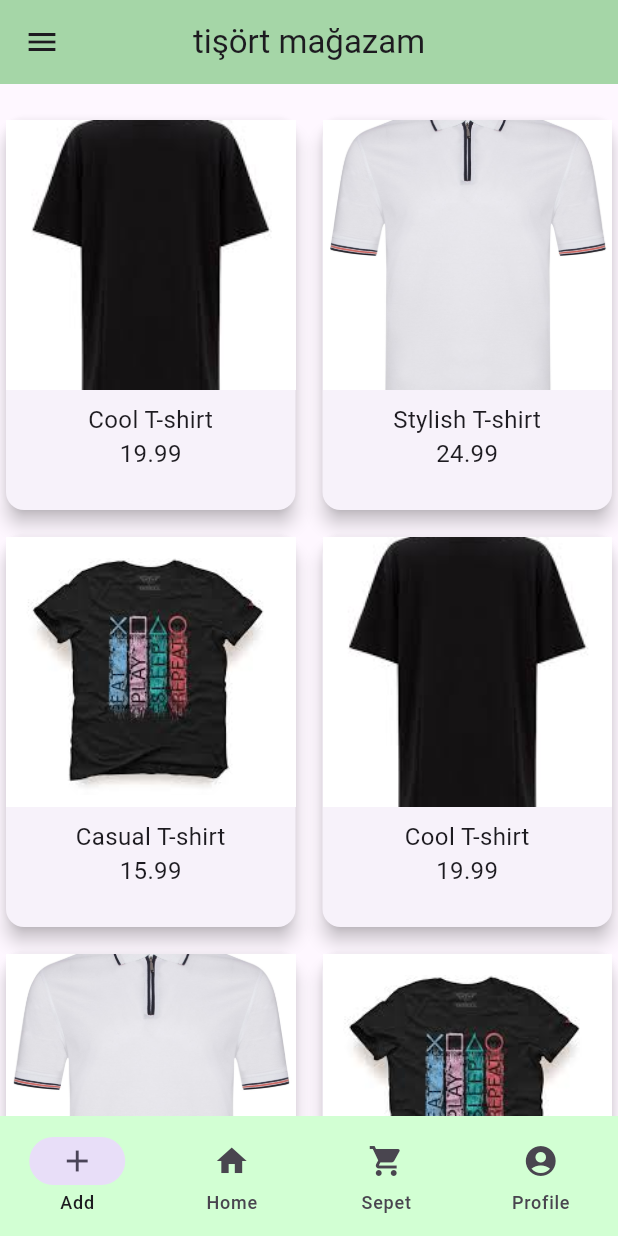
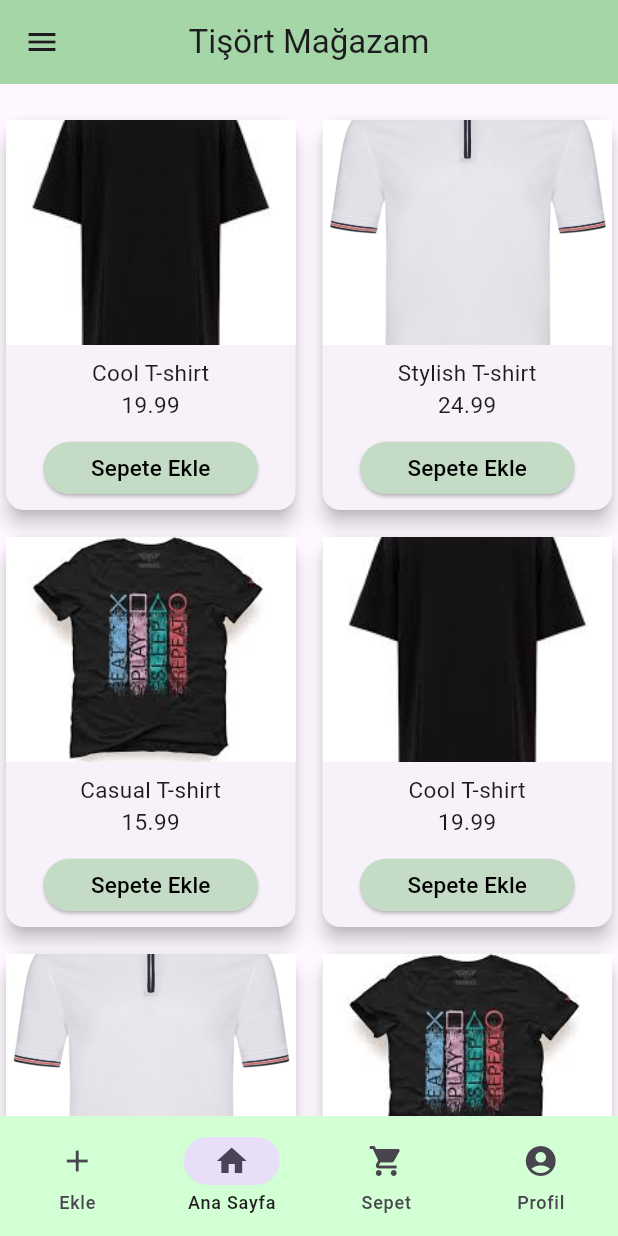
Before and after one commit to ahmetakdmrrr/Tshirt-App, a Flutter app: the AppScreen screen opened directly, on a phone screen of 412 x 824 dp. Run offline on Flutter 3.47's test engine with Material 3 defaults, Android fonts, the light colour scheme and no system bars.

Commit message:
add Card_screen

```diff
--- a/lib/main.dart
+++ b/lib/main.dart
@@ -12,9 +12,9 @@ class MyApp extends StatelessWidget {
   Widget build(BuildContext context) {
     return MaterialApp(
       routes: {
-        "/":(BuildContext context) =>const AppScreen(),
-        "/login":(BuildContext context) =>const LoginPage(),
-        "/sepet":(BuildContext context) =>const CartScreen(),
+        "/": (BuildContext context) => const AppScreen(),
+        "/login": (BuildContext context) => const LoginPage(),
+        "/sepet": (BuildContext context) => const CartScreen(),
       },
       initialRoute: "/login",
     );
--- a/lib/repository/cart_service.dart
+++ b/lib/repository/cart_service.dart
@@ -14,6 +14,7 @@ class CartService {
     cartItems.remove(item);
   }
 
+
   static List<Cart> getCart() {
     return cartItems;
   }
--- a/lib/screens/app_Screen.dart
+++ b/lib/screens/app_Screen.dart
@@ -1,4 +1,5 @@
 import 'package:flutter/material.dart';
+import 'package:t_shirt_app/screens/cart_screen.dart';
 import 'package:t_shirt_app/widgets/menu/menu.dart';
 import 'package:t_shirt_app/widgets/t_shirt_card.dart';
 import 'package:t_shirt_app/widgets/navigation_menu.dart/navigation_menu.dart';
@@ -7,17 +8,38 @@ class AppScreen extends StatefulWidget {
   const AppScreen({super.key});
 
   @override
-  State<AppScreen> createState() {
-    return _AppScreenState();
-  }
+  State<AppScreen> createState() => _AppScreenState();
 }
 
 class _AppScreenState extends State<AppScreen> {
+  int _selectedIndex = 1; // Başlangıçta Ana Sayfa
+
+  void _onItemTapped(int index) {
+    setState(() {
+      _selectedIndex = index;
+    });
+  }
+
+  Widget _selectedScreen() {
+    switch (_selectedIndex) {
+      case 0:
+        return const Text('ahmet'); // 'Ekle' ekranı
+      case 1:
+        return const TshirtCard(); // 'Ana Sayfa' ekranı
+      case 2:
+        return const CartScreen(); // 'Sepet' ekranı
+      case 3:
+        return const Text('a'); // 'Profil' ekranı
+      default:
+        return const Text('a'); // Varsayılan ekran
+    }
+  }
+
   @override
   Widget build(BuildContext context) {
     return Scaffold(
       appBar: AppBar(
-        title: const Text('tişört mağazam'),
+        title: const Text('Tişört Mağazam'),
         centerTitle: true,
         backgroundColor: Colors.green[200],
       ),
@@ -25,15 +47,17 @@ class _AppScreenState extends State<AppScreen> {
       body: Column(
         children: [
           const SizedBox(height: 20), // Üst kısımdan boşluk bırakmak için
-          const Expanded(
+          Expanded(
             child: Center(
-              child: TshirtCard(), // TshirtCard widget'ı ortada
+              child: _selectedScreen(), // Seçilen ekranı göster
             ),
           ),
         ],
       ),
-      bottomNavigationBar:
-          const NavigationMenu(), // Alt kısımda sabit kalan navigasyon menüsü
+      bottomNavigationBar: NavigationMenu(
+        selectedIndex: _selectedIndex,
+        onDestinationSelected: _onItemTapped,
+      ),
     );
   }
 }
--- a/lib/widgets/navigation_menu.dart/navigation_menu.dart
+++ b/lib/widgets/navigation_menu.dart/navigation_menu.dart
@@ -1,35 +1,34 @@
 import 'package:flutter/material.dart';
 
 class NavigationMenu extends StatefulWidget {
-  const NavigationMenu({super.key});
+  final int selectedIndex;
+  final ValueChanged<int> onDestinationSelected;
+
+  const NavigationMenu({
+    required this.selectedIndex,
+    required this.onDestinationSelected,
+    Key? key,
+  }) : super(key: key);
 
   @override
-  State<StatefulWidget> createState() => _NavigationMenuState();
+  State<NavigationMenu> createState() => _NavigationMenuState();
 }
 
 class _NavigationMenuState extends State<NavigationMenu> {
-  int _selectedIndex = 0;
-
-  void _onItemTapped(int index) {
-    setState(() {
-      _selectedIndex = index;
-    });
-  }
-
   @override
   Widget build(BuildContext context) {
     return NavigationBar(
       backgroundColor: const Color.fromARGB(255, 210, 255, 211),
-      selectedIndex: _selectedIndex,
-      onDestinationSelected: _onItemTapped,
+      selectedIndex: widget.selectedIndex,
+      onDestinationSelected: widget.onDestinationSelected,
       destinations: const [
         NavigationDestination(
           icon: Icon(Icons.add),
-          label: 'Add',
+          label: 'Ekle',
         ),
         NavigationDestination(
           icon: Icon(Icons.home),
-          label: 'Home',
+          label: 'Ana Sayfa',
         ),
         NavigationDestination(
           icon: Icon(Icons.shopping_cart),
@@ -37,7 +36,7 @@ class _NavigationMenuState extends State<NavigationMenu> {
         ),
         NavigationDestination(
           icon: Icon(Icons.account_circle),
-          label: 'Profile',
+          label: 'Profil',
         ),
       ],
     );
--- a/lib/widgets/t_shirt_card.dart
+++ b/lib/widgets/t_shirt_card.dart
@@ -1,5 +1,7 @@
 import 'package:flutter/material.dart';
 import 'package:t_shirt_app/blocs/t_shirt_bloc.dart';
+import 'package:t_shirt_app/blocs/cart_bloc.dart';
+import 'package:t_shirt_app/models/cart.dart';
 
 class TshirtCard extends StatelessWidget {
   const TshirtCard({super.key});
@@ -34,6 +36,7 @@ class TshirtCard extends StatelessWidget {
       ),
       itemCount: snapshot.data.length,
       itemBuilder: (context, index) {
+        String buttonText = "Sepete Ekle";
         var list = snapshot.data;
         return Card(
           elevation: 5,
@@ -63,14 +66,36 @@ class TshirtCard extends StatelessWidget {
                 Image.asset(
                   list[index].imagePath,
                   fit: BoxFit.cover,
-                  height: 180,
+                  height: 150,
                 ),
                 Padding(
                   padding: const EdgeInsets.all(8.0),
                   child: Text(
                     "${list[index].name}\n${list[index].price}",
-                    style: const TextStyle(fontSize: 16),
+                    style: const TextStyle(fontSize: 15),
                     textAlign: TextAlign.center,
+                  ),
+                ),
+                Padding(
+                  padding: const EdgeInsets.symmetric(horizontal: 25),
+                  child: ElevatedButton(
+                    onPressed: () {
+                      cartBloc
+                          .addToCart(Cart(tshirt: list[index], quantity: 1));
+                    },
+                    style: ElevatedButton.styleFrom(
+                      minimumSize: const Size(0, 35),
+                      backgroundColor: const Color.fromARGB(255, 196, 219, 197),
+                      shape: RoundedRectangleBorder(
+                          borderRadius: BorderRadius.circular(20)),
+                    ),
+                    child: Text(
+                      buttonText,
+                      style: const TextStyle(
+                        fontSize: 15,
+                        color: Colors.black,
+                      ),
+                    ),
                   ),
                 ),
               ],
```
Also changed, not shown: lib/screens/cart_screen.dart (+113 -2 lines).
